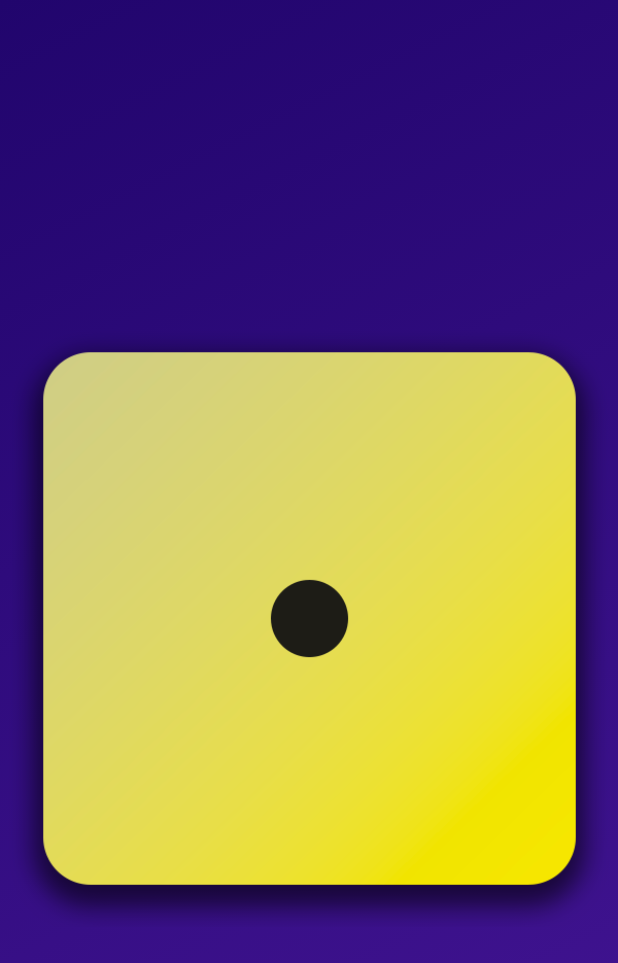
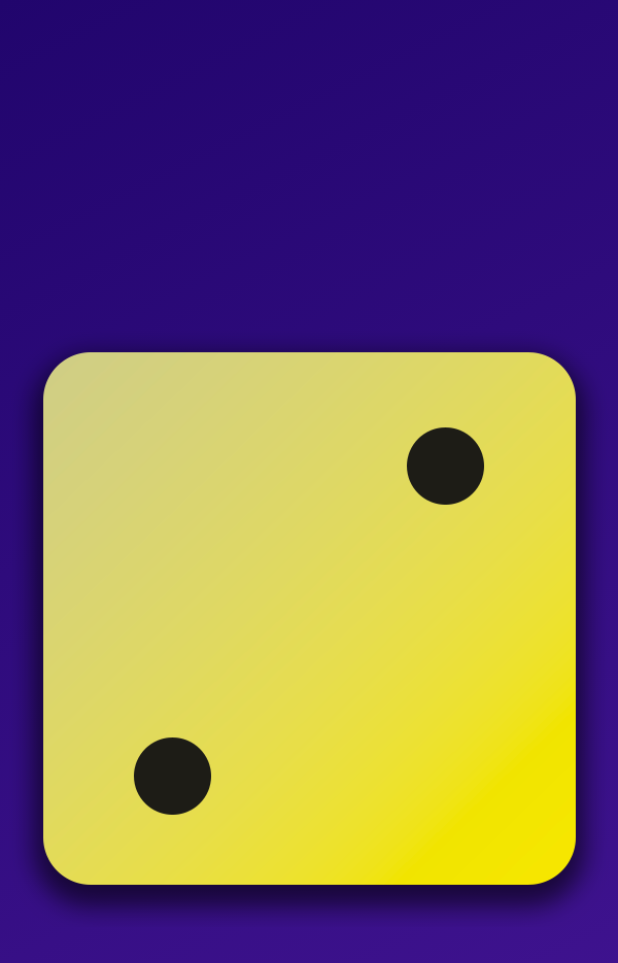
Before and after one commit to arafatanam/Roll_Dice_App-Flutter, a Flutter app: the screen it shows after launch, on a phone screen of 412 x 824 dp. Shown: the top 963 px of the screen. Run offline on Flutter 3.47's test engine with Material 3 defaults, Android fonts, the phone set to English and light mode, and no system bars.

Commit message:
Code updated

```diff
--- a/lib/gradient_container.dart
+++ b/lib/gradient_container.dart
@@ -20,7 +20,7 @@ class GradientContainer extends StatelessWidget {
           end: endAlignment,
         ),
       ),
-      child: Center(child: Image.asset('assets/images/dice-1.png')),
+      child: Center(child: Image.asset('assets/images/dice-2.png')),
     );
   }
 }
```
